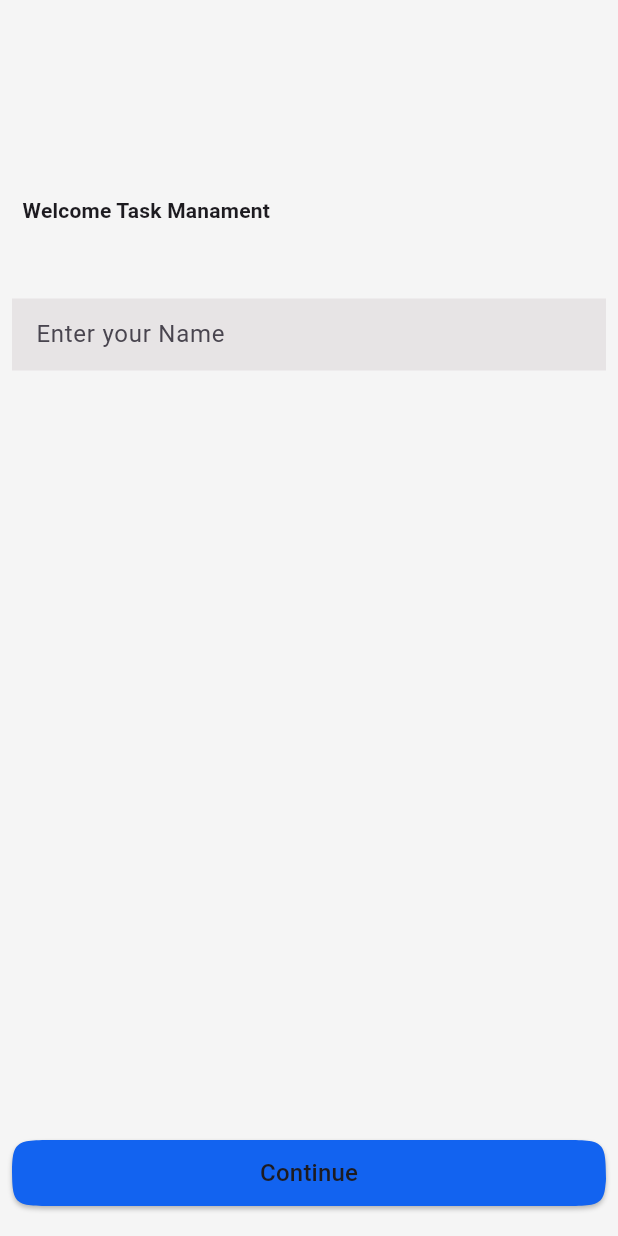
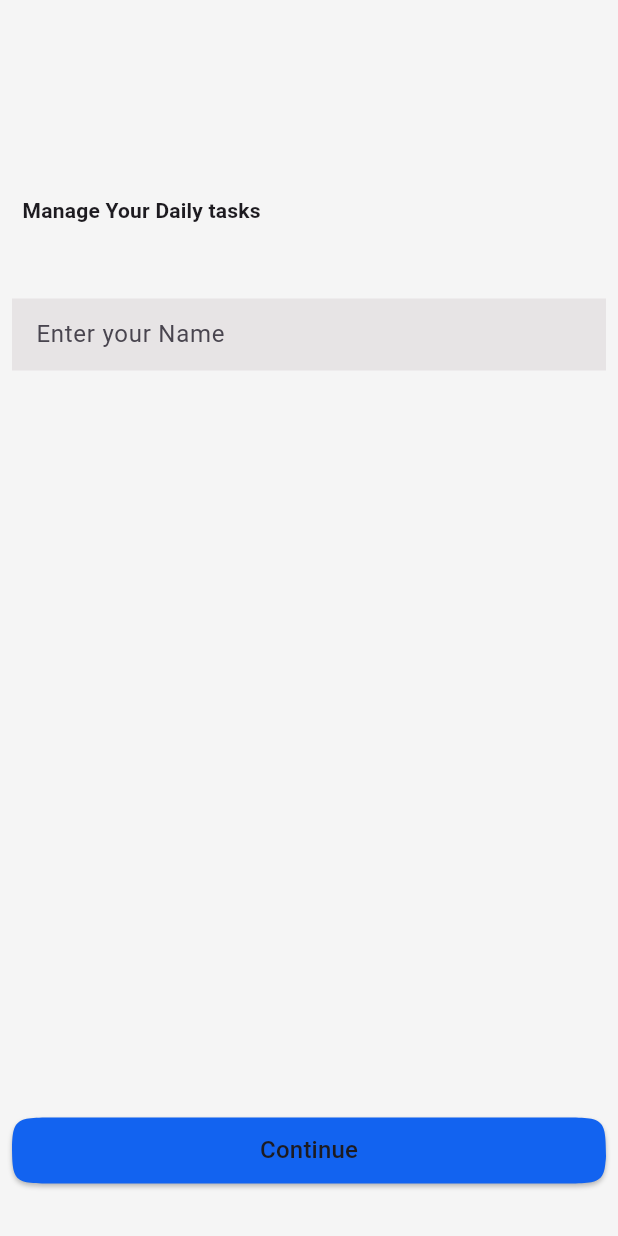
Before and after one commit to fkirewold/Task-Management-App, a Flutter app: the screen it shows after launch, on a phone screen of 412 x 824 dp. Run offline on Flutter 3.47's test engine with Material 3 defaults, Android fonts, the phone set to English and light mode, and no system bars; our stand-ins replace go_router.

```diff
--- a/lib/presentation/screens/task_screen.dart
+++ b/lib/presentation/screens/task_screen.dart
@@ -6,6 +6,8 @@ class TaskScreen extends StatelessWidget {
 
   @override
   Widget build(BuildContext context) {
-    return const Placeholder();
+    return Scaffold(
+
+    );
   }
 }
--- a/lib/presentation/screens/welcome_screen.dart
+++ b/lib/presentation/screens/welcome_screen.dart
@@ -1,4 +1,6 @@
 import 'package:flutter/material.dart';
+import 'package:go_router/go_router.dart';
+import 'package:todo/config/router.dart';
 import 'package:todo/presentation/widgets/button_widget.dart';
 import 'package:todo/presentation/widgets/text_widget.dart';
 import 'package:todo/presentation/widgets/textfield_widget.dart';
@@ -10,12 +12,12 @@ class WelcomeScreen extends StatelessWidget {
   Widget build(BuildContext context) {
     return Scaffold(
         body: Column(
-          crossAxisAlignment:CrossAxisAlignment.start,
+      crossAxisAlignment: CrossAxisAlignment.start,
       children: [
         Padding(
-          padding: const EdgeInsets.only(top:130,left:15),
+          padding: const EdgeInsets.only(top: 130, left: 15),
           child: TextWidget(
-            text: 'Welcome Task Manament',
+            text: 'Manage Your Daily tasks',
             fontSize: 14,
             fontWeight: FontWeight.bold,
           ),
@@ -26,17 +28,19 @@ class WelcomeScreen extends StatelessWidget {
         Padding(
           padding: const EdgeInsets.all(8.0),
           child: TextfieldWidget(
-              hintText: 'Enter your Name',
-              controller: TextEditingController()),
+              hintText: 'Enter your Name', controller: TextEditingController()),
         ),
-        Expanded(
-          child: SizedBox.shrink()),
+        Expanded(child: SizedBox.shrink()),
         Padding(
-          padding: const EdgeInsets.only(bottom: 20,left: 8,right: 8),
+          padding: const EdgeInsets.only(bottom: 35, left: 8, right: 8),
           child: ButtonWidget(
-            height: 44.00,
-            onPressed: (){},
-            child: TextWidget(text: 'Continue',)),
+              height: 44.00,
+              onPressed: () {
+                context.goNamed(RouteName.task);
+              },
+              child: TextWidget(
+                text: 'Continue',
+              )),
         )
       ],
     ));
```
